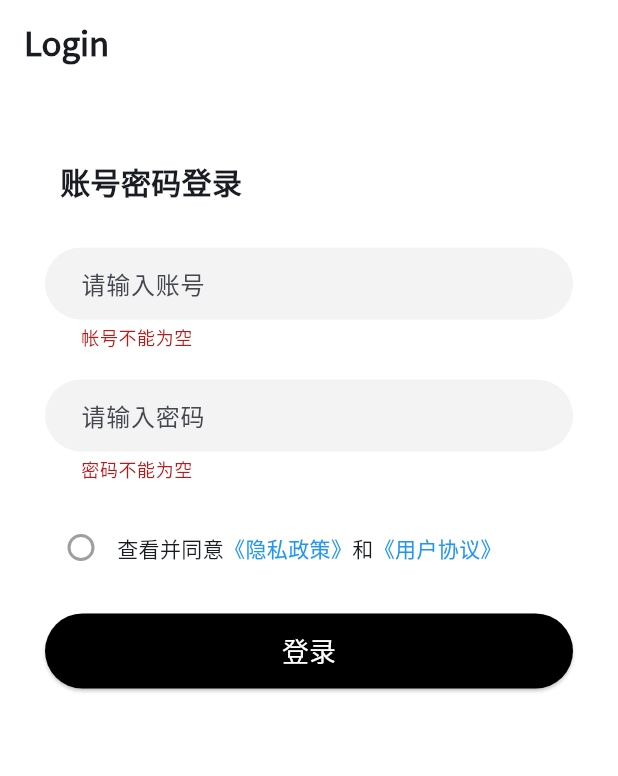
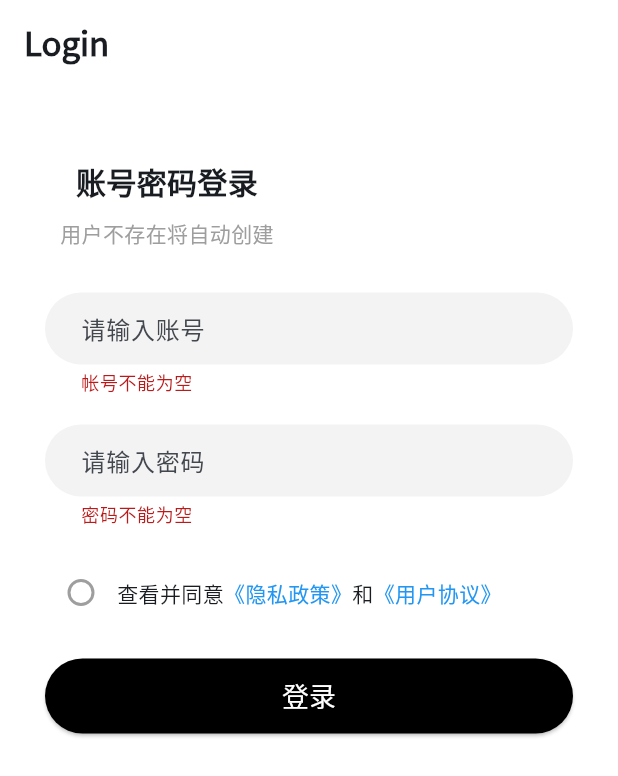
Before and after one commit to Amadeus-Crs/Seronium, a Flutter app: the LoginScreen screen opened by its route, after a tap on "登录", on a phone screen of 412 x 824 dp. Shown: the top 776 px of the screen. Run offline on Flutter 3.47's test engine with Material 3 defaults, Android fonts, the phone set to English and light mode, and no system bars; our stand-ins replace dio, flutter_riverpod, go_router, google_fonts.

Commit message:
basic_login

```diff
--- a/lib/main.dart
+++ b/lib/main.dart
@@ -1,7 +1,7 @@
 import 'package:flutter/material.dart';
 import 'package:flutter_riverpod/flutter_riverpod.dart';
 import 'package:seronium_flutter/routes/index.dart';
-import 'package:seronium_flutter/viewmodels/index.dart';
+import 'package:seronium_flutter/utils/Theme.dart';
 
 void main() async {
   WidgetsFlutterBinding.ensureInitialized();
--- a/lib/pages/Login/index.dart
+++ b/lib/pages/Login/index.dart
@@ -1,6 +1,8 @@
+import 'package:dio/dio.dart';
 import 'package:flutter/material.dart';
 import 'package:flutter/gestures.dart';
 import 'package:go_router/go_router.dart';
+import 'package:seronium_flutter/api/login.dart';
 import 'package:seronium_flutter/utils/SQLInjectionPattern.dart';
 import 'package:seronium_flutter/utils/ToastUtils.dart';
 
@@ -67,7 +69,18 @@ class _LoginScreenState extends State<LoginScreen> {
       ),
     );
   }
-
+_login()async{
+  try{
+    await LoginAPI({
+    "account":_accountController.text,
+    "password":_passwordController.text
+  });
+  ToastUtils.showToast(context, "登录成功");
+  context.go('/home');
+  }catch(e){
+    ToastUtils.showToast(context, (e as DioException).message ?? "登录失败");
+  }
+}
   Widget _buildLoginButton() {
     return SizedBox(
       width: double.infinity,
@@ -76,7 +89,7 @@ class _LoginScreenState extends State<LoginScreen> {
         onPressed: () {
           if (_formKey.currentState!.validate()) {
             if(_isChecked){
-              context.go('/home');
+              _login();
             }else{
               ToastUtils.showToast(context,"请同意隐私政策和用户协议");
             }
@@ -142,10 +155,18 @@ class _LoginScreenState extends State<LoginScreen> {
       children: [
         Padding(
           padding: EdgeInsets.only(left: 10),
-          child: Text(
+          child: Column(
+            children: [
+              Text(
             "账号密码登录",
             style: TextStyle(fontSize: 20, fontWeight: FontWeight.bold),
-          ),
+            ),
+            SizedBox(height: 10),
+            Text("用户不存在将自动创建",
+            style: TextStyle(fontSize: 14, color: Colors.grey),
+            ),
+            ],
+          )
         ),
       ],
     );
--- a/lib/viewmodels/index.dart
+++ b/lib/utils/Theme.dart
@@ -5,8 +5,8 @@ class AppTheme {
   static ThemeData lightTheme = ThemeData(
     useMaterial3: true,
     colorScheme: ColorScheme.fromSeed(seedColor: Colors.blue),
-    fontFamily: GoogleFonts.notoSansSc().fontFamily,   // 已修正
-    cardTheme: CardThemeData(                        // 已修正
+    fontFamily: GoogleFonts.notoSansSc().fontFamily,
+    cardTheme: CardThemeData(
       elevation: 2,
       shape: RoundedRectangleBorder(
         borderRadius: BorderRadius.circular(20),
```
Also changed, not shown: lib/api/login.dart (added, +9 -0 lines), lib/utils/ApiService.dart (+37 -0 lines), lib/viewmodels/post.dart (added, +34 -0 lines), lib/viewmodels/user.dart (added, +22 -0 lines).
